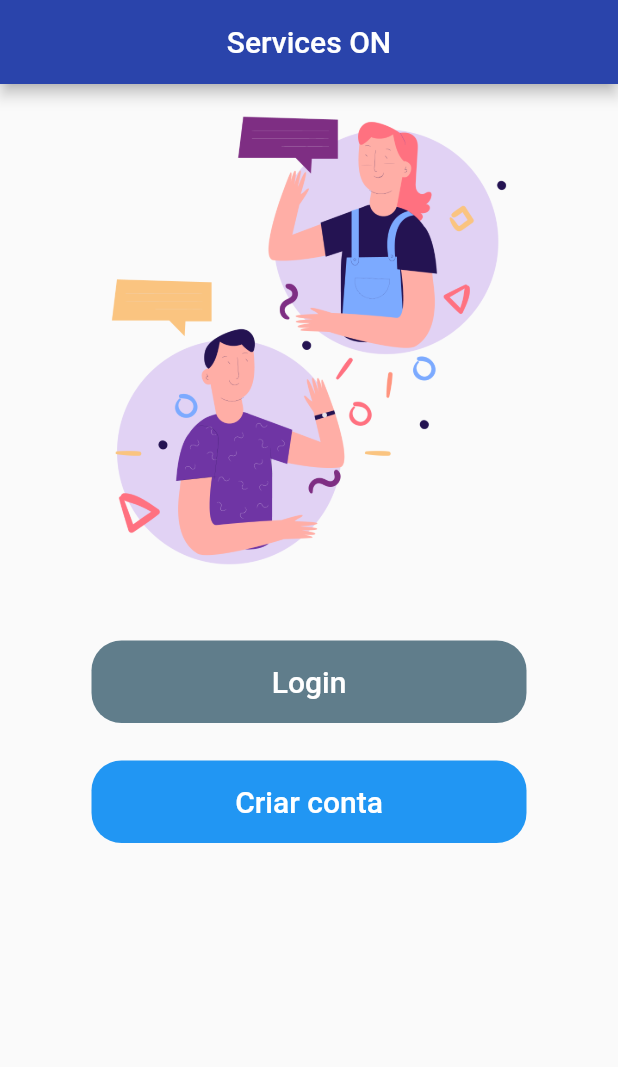
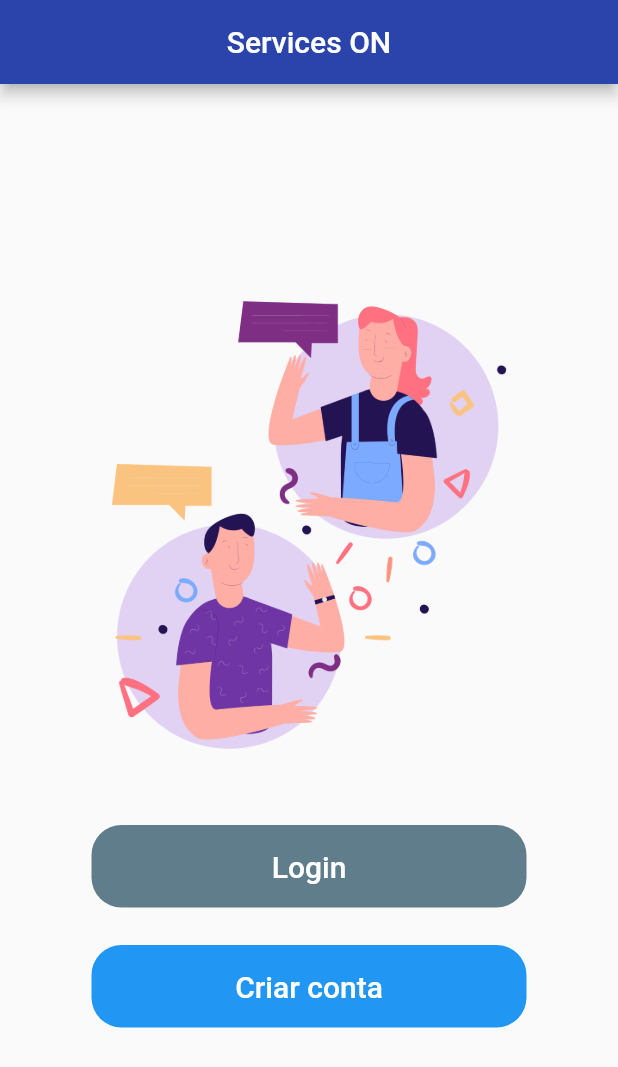
Before and after one commit to santoskarolina/ordem-servicos-app, a Flutter app: the screen it shows after launch, on a phone screen of 412 x 824 dp. Shown: the top 1067 px of the screen. Run offline on Flutter 3.47's test engine with Material 2 defaults, Android fonts, the phone set to English and light mode, and no system bars; our stand-ins replace connectivity, email_validator, flutter_datetime_picker, flutter_speed_dial, shared_preferences; missing offline and left inert: antdesign_icons.

Commit message:
melhoria na tela inicial

```diff
--- a/lib/pages/initial/initial_page.dart
+++ b/lib/pages/initial/initial_page.dart
@@ -18,12 +18,18 @@ class InitialPage extends StatelessWidget {
           centerTitle: true,
           backgroundColor: const Color.fromRGBO(42, 68, 171, 1),
         ),
-      body: Stack(
+        body: Column(
+          mainAxisAlignment:
+              MainAxisAlignment.center, //Center Column contents vertically,,
+          crossAxisAlignment: CrossAxisAlignment.center,
+          children: [
+            Stack(
               children: [
                 _showForm(context),
               ],
             ),
-    );
+          ],
+        ));
   }
 
   Widget circleImage() {
```
Lines whose indentation alone changed are shown as unchanged.
